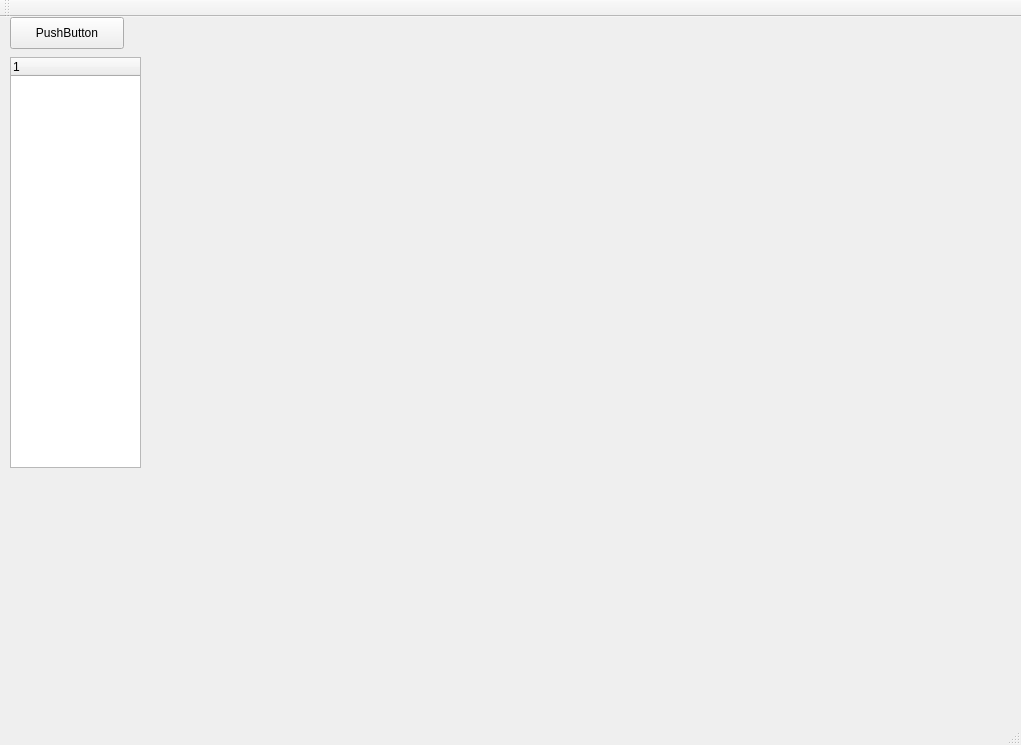
kfengbest/GenericDB, file GenericDB/mainwindow.ui: the form before one commit.
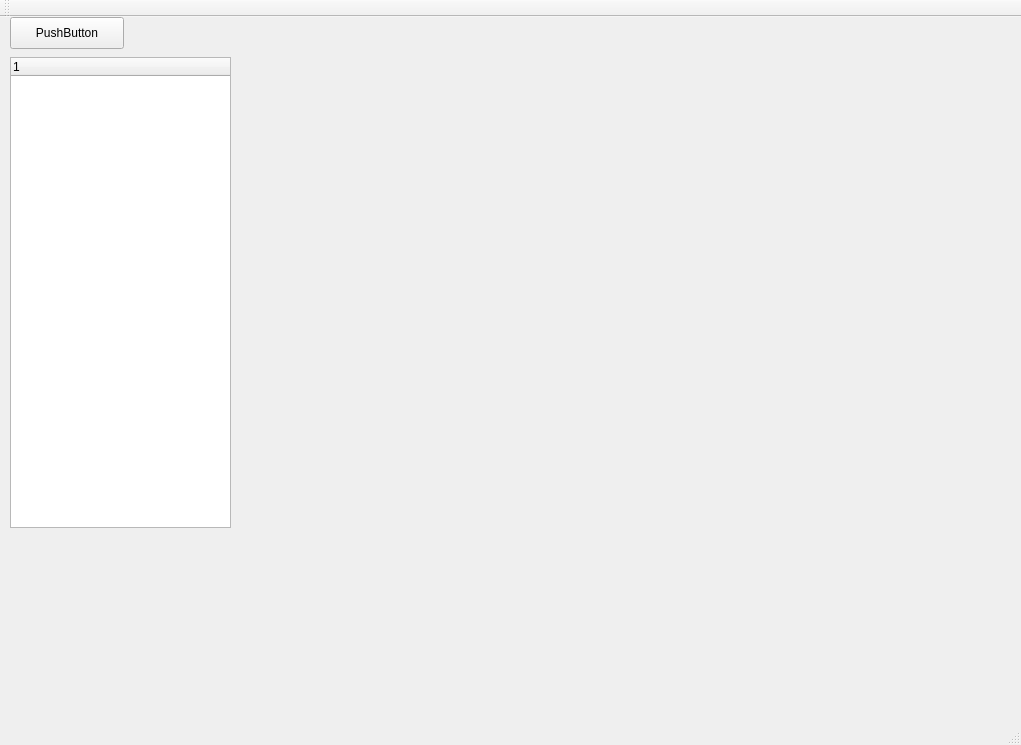
The form after the commit.

Patch:
```diff
--- a/GenericDB/mainwindow.ui
+++ b/GenericDB/mainwindow.ui
@@ -32,8 +32,8 @@
      <rect>
       <x>10</x>
       <y>40</y>
-      <width>131</width>
-      <height>411</height>
+      <width>221</width>
+      <height>471</height>
      </rect>
     </property>
     <column>
@@ -45,9 +45,9 @@
    <widget class="QWidget" name="horizontalLayoutWidget">
     <property name="geometry">
      <rect>
-      <x>150</x>
+      <x>240</x>
       <y>30</y>
-      <width>851</width>
+      <width>761</width>
       <height>651</height>
      </rect>
     </property>
```
